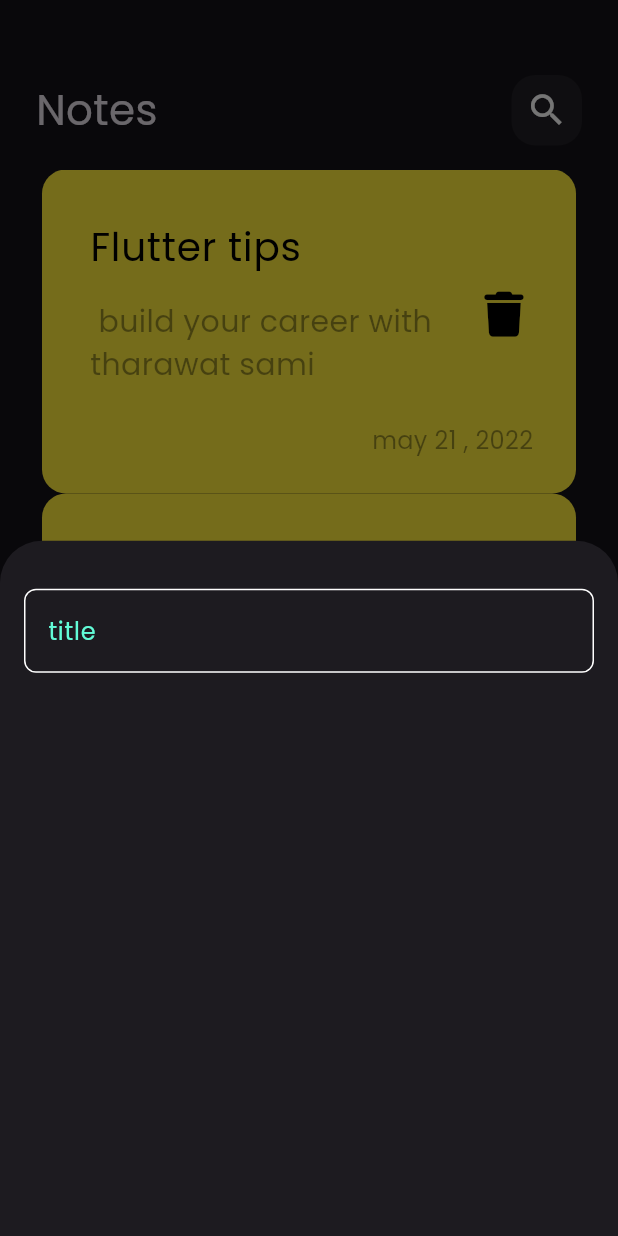
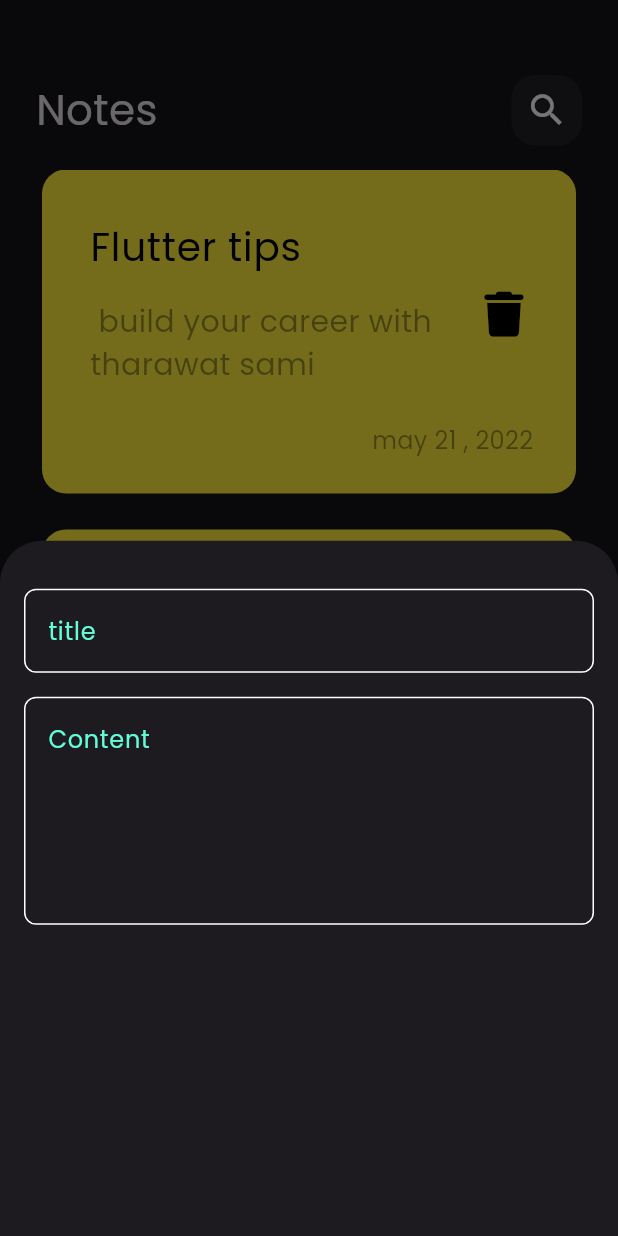
Before and after one commit to Monther-Alomari/notes_app, a Flutter app: the screen it shows after launch, after a tap on the "add" icon, on a phone screen of 412 x 824 dp. Run offline on Flutter 3.47's test engine with Material 3 defaults, Android fonts, the phone set to English and light mode, and no system bars; our stand-ins replace font_awesome_flutter.

Commit message:
add fields to bottom sheet

```diff
--- a/lib/views/widgets/add_note_bottom_sheet.dart
+++ b/lib/views/widgets/add_note_bottom_sheet.dart
@@ -6,14 +6,16 @@ class AddNoteBottomSheet extends StatelessWidget {
 
   @override
   Widget build(BuildContext context) {
-    return Padding(
-      padding: const EdgeInsets.symmetric(horizontal: 16),
+    return const Padding(
+      padding: EdgeInsets.symmetric(horizontal: 16),
       child: Column(
         children: [
           SizedBox(
             height: 32,
           ),
-          CustomTextField()
+          CustomTextField(hint: "title",),
+          SizedBox(height: 16,),
+          CustomTextField(hint: "Content",maxLines: 5,),
         ],
       ),
     );
--- a/lib/views/widgets/custom_note_item.dart
+++ b/lib/views/widgets/custom_note_item.dart
@@ -6,7 +6,9 @@ class NoteItem extends StatelessWidget {
 
   @override
   Widget build(BuildContext context) {
-    return Container( padding: const EdgeInsets.only(top: 24,bottom: 24,left: 16),
+    return Padding(
+      padding: const EdgeInsets.only(bottom: 24),
+      child: Container( padding: const EdgeInsets.only(top: 24,bottom: 24,left: 16),
         decoration: BoxDecoration(
             color: Colors.yellow, borderRadius: BorderRadius.circular(16)),
         child: Column(crossAxisAlignment: CrossAxisAlignment.end,
@@ -40,6 +42,7 @@ class NoteItem extends StatelessWidget {
             )
           ],
         ),
+      ),
     );
   }
 }
--- a/lib/views/widgets/custom_text_field.dart
+++ b/lib/views/widgets/custom_text_field.dart
@@ -2,14 +2,16 @@ import 'package:flutter/material.dart';
 import 'package:notesapp/constants.dart';
 
 class CustomTextField extends StatelessWidget {
-  const CustomTextField({super.key});
-
+  const CustomTextField({super.key, required this.hint, this.maxLines =1});
+final String hint;
+final int maxLines;
   @override
   Widget build(BuildContext context) {
     return TextField(
       cursorColor: kprimaryColor,
+      maxLines: maxLines,
       decoration: InputDecoration(
-        hintText: "title",hintStyle: const TextStyle(color: kprimaryColor),
+        hintText: hint,hintStyle: const TextStyle(color: kprimaryColor),
         border: buildBorder(),
         enabledBorder: buildBorder(),
         focusedBorder: buildBorder(kprimaryColor),
```
Lines whose indentation alone changed are shown as unchanged.
